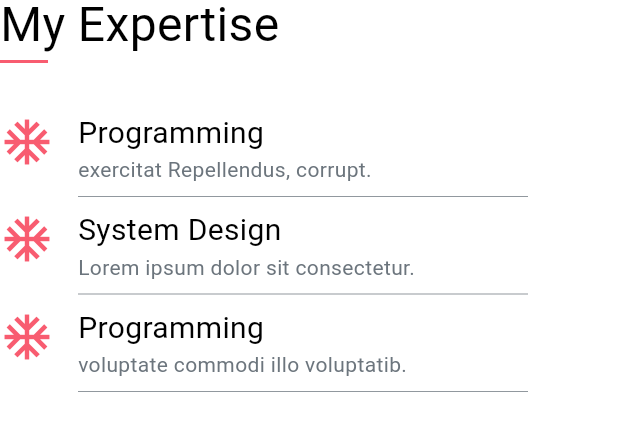
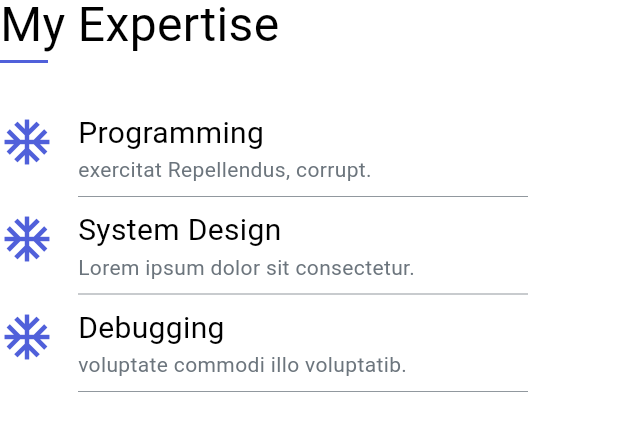
Before and after one commit to asyzruffz/Portfolio, a Flutter app: the AboutExpertise widget shown alone on an empty page, opened directly, on a phone screen of 412 x 824 dp. Shown: the top 431 px of the screen. Run offline on Flutter 3.47's test engine with Material 3 defaults, Android fonts, the phone set to English and light mode, and no system bars; our stand-ins replace font_awesome_flutter.

Commit message:
Updated about, contact, footer sections

```diff
--- a/lib/constants/palette.dart
+++ b/lib/constants/palette.dart
@@ -1,7 +1,8 @@
 import 'package:flutter/material.dart';
 
 class Palette {
-  static const Color primary = Color(0xFFF85C70);
+  //static const Color primary = Color(0xFFF85C70);
+  static const Color primary = Color(0xFF5060DA);
   static const Color secondary = Color(0xFF6c757d);
 
   static const Color background = Colors.white;
--- a/lib/constants/tag.dart
+++ b/lib/constants/tag.dart
@@ -1,6 +1,16 @@
 class Tag {
   static const String nickname = 'Asyraf';
   static const String fullname = 'Muhammad Asyraf bin Ibrahim';
+  static const String dateOfBirth = '09/10/1992';
+  static const String email = 'm.asyraf.ibr@gmail.com';
+  static const String phoneNumber = '+6013 464 2899';
+  static const String address =
+      'No. 59, Lorong Bukit 4, Taman Bukit,\n  09100 Baling, Kedah, Malaysia';
+  static const String address2 =
+      'No. 59, Lorong Bukit 4\nTaman Bukit\n09100 Baling, Kedah';
+
+  static const String backgroundImage = 'images/background.png';
+  static const String cvFile = 'public/CV by Asyraf.pdf';
 
   static const String navHome = 'Home';
   static const String navAbout = 'About';
@@ -9,16 +19,44 @@ class Tag {
   static const String navBlog = 'Blog';
   static const String navContact = 'Contact';
 
+  static const String labelFullname = 'Full Name';
+  static const String labelName = 'Name';
+  static const String labelBirthdate = 'Birthdate';
+  static const String labelEmail = 'Email';
+  static const String labelPhone = 'Phone';
+  static const String labelAddress = 'Address';
+  static const String labelMessage = 'Message';
+
+  static const String githubLink = 'https://github.com/asyzruffz/';
+  static const String linkedinLink =
+      'https://www.linkedin.com/in/muhammad-asyraf-bin-ibrahim/';
+  static const String emailLink = 'mailto:m.asyraf.ibr@gmail.com';
+
   static const String heroGreeting = 'Hello, I am';
   static const String heroJobPosition =
       'Software Developer | Game Developer | Programmer';
   static const String heroDownloadCV = 'Download Resume';
 
-  static const String backgroundImage = 'images/background.png';
-  static const String cvFile = 'public/CV by Asyraf.pdf';
+  static const String aboutWhoami = 'Who am I ?';
+  static const String aboutRole =
+      'A Programmer operating as Software / Game Developer';
+  static const String aboutIntroduction =
+      'Lorem ipsum dolor sit amet, consectetur adipisicing elit.sit amet, Qui deserunt consequatur fugit repellendusillo voluptas?';
+  static const String aboutDownloadCV = 'Download My CV';
+  static const String aboutPersonalInfo = 'Personal Info';
+  static const String aboutMyExpertise = 'My Expertise';
+  static const String aboutExpertise1 = 'Programming';
+  static const String aboutExpertiseDesc1 = 'exercitat Repellendus, corrupt.';
+  static const String aboutExpertise2 = 'System Design';
+  static const String aboutExpertiseDesc2 =
+      'Lorem ipsum dolor sit consectetur.';
+  static const String aboutExpertise3 = 'Debugging';
+  static const String aboutExpertiseDesc3 =
+      'voluptate commodi illo voluptatib.';
 
-  static const String githubLink = 'https://github.com/asyzruffz/';
-  static const String linkedinLink =
-      'https://www.linkedin.com/in/muhammad-asyraf-bin-ibrahim/';
-  static const String emailLink = 'mailto:m.asyraf.ibr@gmail.com';
+  static const String contactFormTitle = 'Send a message';
+  static const String contactInfoTitle = 'Get in touch';
+  static const String contactSendBtn = 'Send Message';
+
+  static const String footer = '© 2024 Created with Flutter by Asyraf';
 }
--- a/lib/sections/about_section.dart
+++ b/lib/sections/about_section.dart
@@ -1,6 +1,8 @@
 import 'package:flutter/material.dart';
 import 'package:portfolio/constants/palette.dart';
 import 'package:portfolio/constants/ruler.dart';
+import 'package:portfolio/constants/tag.dart';
+import 'package:portfolio/helper.dart';
 import 'package:portfolio/widgets/responsive.dart';
 import 'package:portfolio/widgets/socials_list.dart';
 import 'package:portfolio/widgets/topic_title.dart';
@@ -72,20 +74,20 @@ class AboutDescription extends StatelessWidget {
     return Column(
       crossAxisAlignment: CrossAxisAlignment.start,
       children: <Widget>[
-        const TopicTitle('Who am I ?'),
+        const TopicTitle(Tag.aboutWhoami),
         const SizedBox(height: Ruler.fullX),
         const Text(
-          'A Web Designer / Developer Located In Our Lovely Earth',
+          Tag.aboutRole,
           style: TextStyle(fontSize: 20),
         ),
         const SizedBox(height: Ruler.halfX),
         const Text(
-          'Lorem ipsum dolor sit amet, consectetur adipisicing elit.sit amet, Qui deserunt consequatur fugit repellendusillo voluptas?',
+          Tag.aboutIntroduction,
           style: TextStyle(fontSize: 14, color: Palette.secondary),
         ),
         const SizedBox(height: Ruler.fullX),
         OutlinedButton(
-          onPressed: () {},
+          onPressed: () => Helper.goUrl(Tag.cvFile),
           style: ButtonStyle(
             side: MaterialStateProperty.all<BorderSide?>(
               const BorderSide(color: Palette.primary),
@@ -93,7 +95,7 @@ class AboutDescription extends StatelessWidget {
           ),
           child: const Padding(
             padding: EdgeInsets.symmetric(vertical: Ruler.miniX),
-            child: Text('Download My CV'),
+            child: Text(Tag.aboutDownloadCV),
           ),
         ),
       ],
@@ -109,20 +111,17 @@ class AboutInfo extends StatelessWidget {
     return const Column(
       crossAxisAlignment: CrossAxisAlignment.start,
       children: <Widget>[
-        TopicTitle('Personal Info'),
+        TopicTitle(Tag.aboutPersonalInfo),
         SizedBox(height: Ruler.fullX),
-        PersonalInfo(label: 'Full Name ', data: 'Muhammad Asyraf bin Ibrahim'),
+        PersonalInfo(label: Tag.labelFullname, data: Tag.fullname),
         SizedBox(height: Ruler.miniX),
-        PersonalInfo(label: 'Birthdate ', data: '09/10/1992'),
+        PersonalInfo(label: Tag.labelBirthdate, data: Tag.dateOfBirth),
         SizedBox(height: Ruler.miniX),
-        PersonalInfo(label: 'Email ', data: 'm.asyraf.ibr@gmail.com'),
+        PersonalInfo(label: Tag.labelEmail, data: Tag.email),
         SizedBox(height: Ruler.miniX),
-        PersonalInfo(label: 'Phone ', data: '+6013 464 2899'),
+        PersonalInfo(label: Tag.labelPhone, data: Tag.phoneNumber),
         SizedBox(height: Ruler.miniX),
-        PersonalInfo(
-            label: 'Address ',
-            data:
-                'No. 59, Lorong Bukit 4, Taman Bukit,\n  09100 Baling, Kedah, Malaysia'),
+        PersonalInfo(label: Tag.labelAddress, data: Tag.address),
         SizedBox(height: Ruler.fullX),
         SocialsList(color: Palette.primary),
       ],
@@ -138,22 +137,22 @@ class AboutExpertise extends StatelessWidget {
     return const Column(
       crossAxisAlignment: CrossAxisAlignment.start,
       children: <Widget>[
-        TopicTitle('My Expertise'),
+        TopicTitle(Tag.aboutMyExpertise),
         SizedBox(height: Ruler.fullX),
         ExpertiseItem(
           icon: Icons.ac_unit,
-          label: 'Programming',
-          description: 'exercitat Repellendus, corrupt.',
+          label: Tag.aboutExpertise1,
+          description: Tag.aboutExpertiseDesc1,
         ),
         ExpertiseItem(
           icon: Icons.ac_unit,
-          label: 'System Design',
-          description: 'Lorem ipsum dolor sit consectetur.',
+          label: Tag.aboutExpertise2,
+          description: Tag.aboutExpertiseDesc2,
         ),
         ExpertiseItem(
           icon: Icons.ac_unit,
-          label: 'Programming',
-          description: 'voluptate commodi illo voluptatib.',
+          label: Tag.aboutExpertise3,
+          description: Tag.aboutExpertiseDesc3,
         ),
       ],
     );
@@ -174,12 +173,12 @@ class PersonalInfo extends StatelessWidget {
   Widget build(BuildContext context) {
     return Row(
       crossAxisAlignment: CrossAxisAlignment.start,
-      children: <Text>[
+      children: <Widget>[
         Text(
-          label,
+          '$label ',
           style: const TextStyle(fontSize: 14, fontWeight: FontWeight.bold),
         ),
-        Text(
+        SelectableText(
           ': $data',
           style: const TextStyle(fontSize: 14, color: Palette.secondary),
         ),
--- a/lib/sections/footer_section.dart
+++ b/lib/sections/footer_section.dart
@@ -1,5 +1,6 @@
 import 'package:flutter/material.dart';
 import 'package:portfolio/constants/palette.dart';
+import 'package:portfolio/constants/tag.dart';
 import 'package:portfolio/widgets/content_layout.dart';
 
 class FooterSection extends StatelessWidget {
@@ -13,7 +14,7 @@ class FooterSection extends StatelessWidget {
         child: Padding(
           padding: EdgeInsets.symmetric(vertical: 16),
           child: Text(
-            '© 2023 Created with Flutter by Asyraf',
+            Tag.footer,
             style: TextStyle(color: Palette.onPrimary),
           ),
         ),
```
Also changed, not shown: lib/sections/contact_section.dart (+20 -16 lines), 1 other file.
